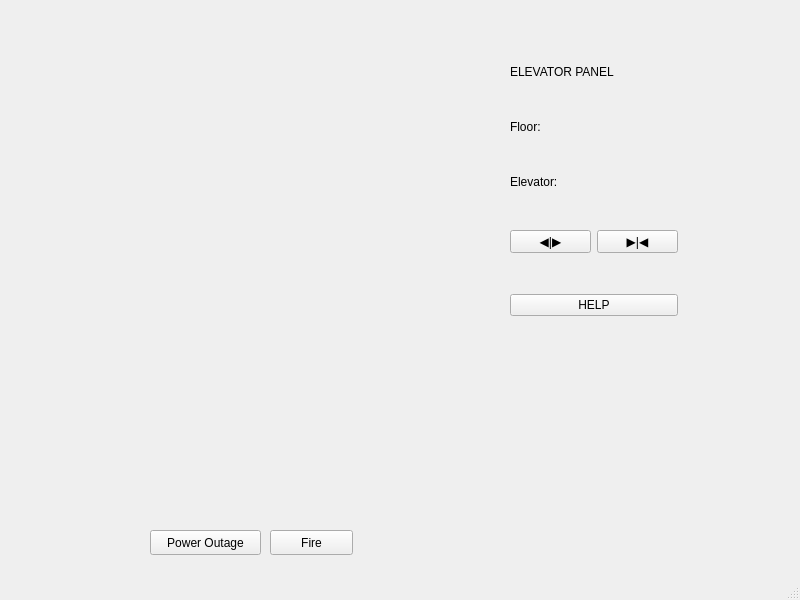
Before: the Qt Designer form mainwindow.ui in vadimbarkhatov/Elevator-Control-Simulator, drawn with Qt 5.
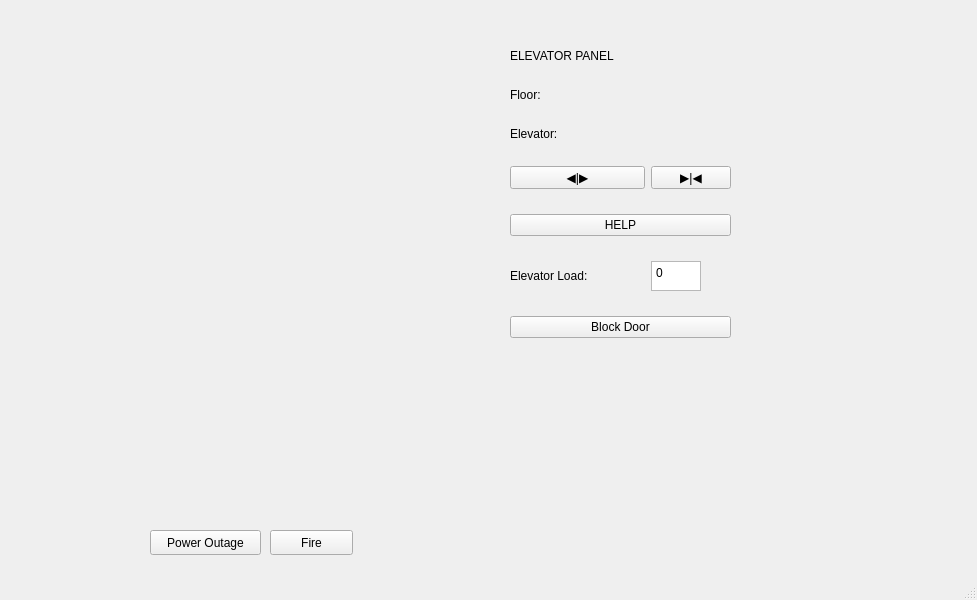
After: the same form once the commit is applied.

```diff
--- a/mainwindow.ui
+++ b/mainwindow.ui
@@ -6,7 +6,7 @@
    <rect>
     <x>0</x>
     <y>0</y>
-    <width>800</width>
+    <width>977</width>
     <height>600</height>
    </rect>
   </property>
@@ -63,51 +63,11 @@
      <rect>
       <x>510</x>
       <y>30</y>
-      <width>168</width>
-      <height>321</height>
+      <width>221</width>
+      <height>333</height>
      </rect>
     </property>
     <layout class="QGridLayout" name="gridLayout_2">
-     <item row="1" column="1" colspan="2">
-      <widget class="QLabel" name="floorNumLabel">
-       <property name="sizePolicy">
-        <sizepolicy hsizetype="Preferred" vsizetype="Fixed">
-         <horstretch>0</horstretch>
-         <verstretch>0</verstretch>
-        </sizepolicy>
-       </property>
-       <property name="text">
-        <string>Floor: </string>
-       </property>
-      </widget>
-     </item>
-     <item row="4" column="1">
-      <widget class="QPushButton" name="pushButton_4">
-       <property name="text">
-        <string>◀|▶</string>
-       </property>
-      </widget>
-     </item>
-     <item row="4" column="2">
-      <widget class="QPushButton" name="pushButton_5">
-       <property name="text">
-        <string>▶|◀</string>
-       </property>
-      </widget>
-     </item>
-     <item row="0" column="1" colspan="2">
-      <widget class="QLabel" name="label_4">
-       <property name="sizePolicy">
-        <sizepolicy hsizetype="Preferred" vsizetype="Fixed">
-         <horstretch>0</horstretch>
-         <verstretch>0</verstretch>
-        </sizepolicy>
-       </property>
-       <property name="text">
-        <string>ELEVATOR PANEL</string>
-       </property>
-      </widget>
-     </item>
      <item row="5" column="1" colspan="2">
       <widget class="QPushButton" name="pushButton_6">
        <property name="text">
@@ -128,9 +88,82 @@
        </property>
       </widget>
      </item>
+     <item row="6" column="1">
+      <widget class="QLabel" name="label">
+       <property name="text">
+        <string>Elevator Load:</string>
+       </property>
+      </widget>
+     </item>
      <item row="3" column="1" colspan="2">
       <layout class="QGridLayout" name="eleButtonLayout"/>
      </item>
+     <item row="6" column="2">
+      <widget class="QPlainTextEdit" name="plainTextEdit">
+       <property name="sizePolicy">
+        <sizepolicy hsizetype="Fixed" vsizetype="Fixed">
+         <horstretch>0</horstretch>
+         <verstretch>0</verstretch>
+        </sizepolicy>
+       </property>
+       <property name="maximumSize">
+        <size>
+         <width>50</width>
+         <height>30</height>
+        </size>
+       </property>
+       <property name="plainText">
+        <string>0</string>
+       </property>
+      </widget>
+     </item>
+     <item row="4" column="1">
+      <widget class="QPushButton" name="openDoorButton">
+       <property name="text">
+        <string>◀|▶</string>
+       </property>
+      </widget>
+     </item>
+     <item row="4" column="2">
+      <widget class="QPushButton" name="closeDoorButton">
+       <property name="text">
+        <string>▶|◀</string>
+       </property>
+      </widget>
+     </item>
+     <item row="0" column="1" colspan="2">
+      <widget class="QLabel" name="label_4">
+       <property name="sizePolicy">
+        <sizepolicy hsizetype="Preferred" vsizetype="Fixed">
+         <horstretch>0</horstretch>
+         <verstretch>0</verstretch>
+        </sizepolicy>
+       </property>
+       <property name="text">
+        <string>ELEVATOR PANEL</string>
+       </property>
+      </widget>
+     </item>
+     <item row="1" column="1" colspan="2">
+      <widget class="QLabel" name="floorNumLabel">
+       <property name="sizePolicy">
+        <sizepolicy hsizetype="Preferred" vsizetype="Fixed">
+         <horstretch>0</horstretch>
+         <verstretch>0</verstretch>
+        </sizepolicy>
+       </property>
+       <property name="text">
+        <string>Floor: </string>
+       </property>
+      </widget>
+     </item>
+     <item row="7" column="1" colspan="2">
+      <widget class="QPushButton" name="pushButton">
+       <property name="text">
+        <string>Block Door</string>
+       </property>
+      </widget>
+     </item>
     </layout>
    </widget>
   </widget>
```
